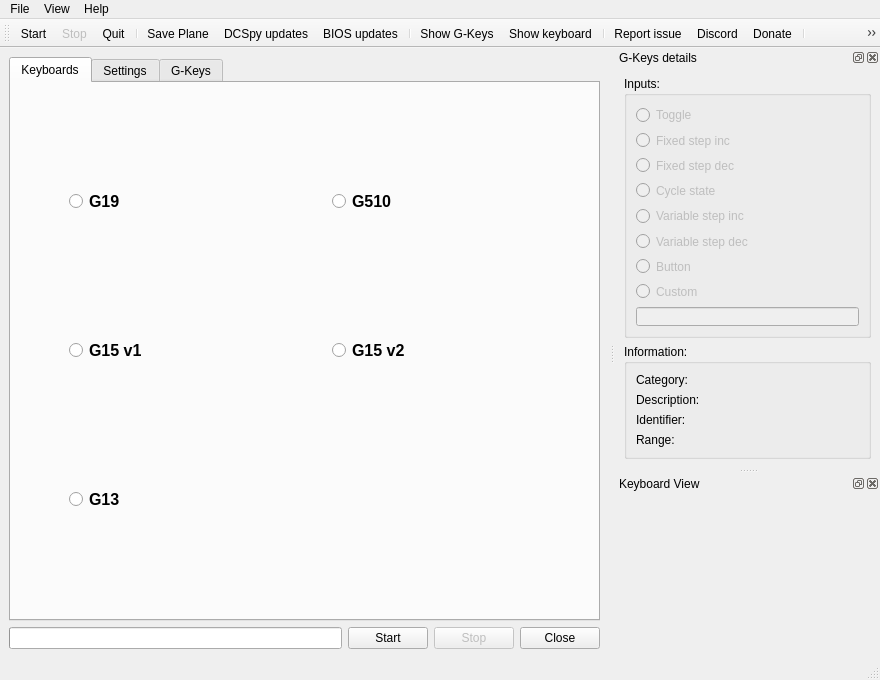
Old version of the form dcspy/ui/qtdcs.ui in the repository emcek/dcspy.
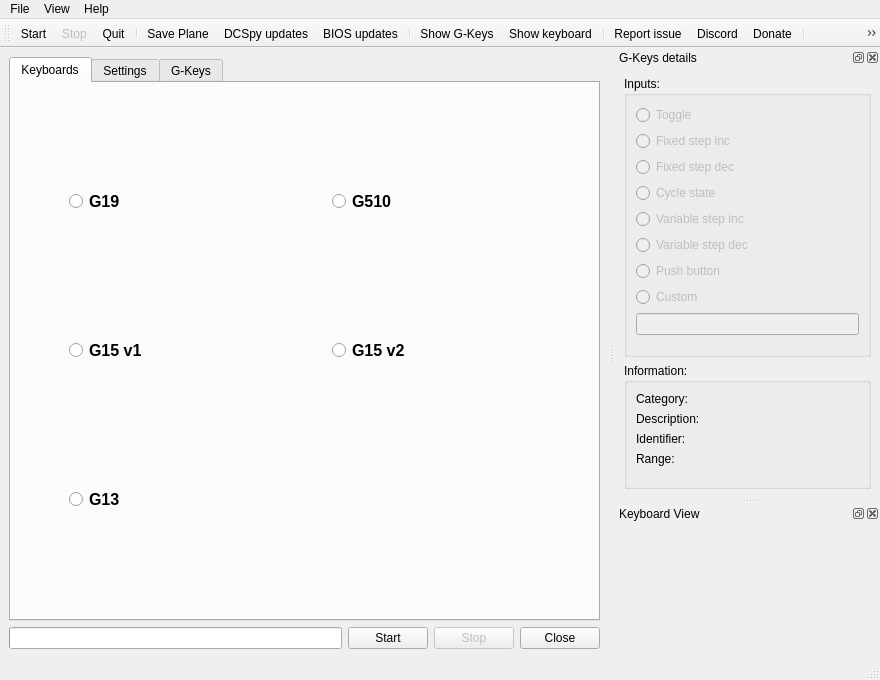
New version of the form. Icons and pictures are not drawn.

Commit message: add tooltip and make Gkey sidebar larger

```diff
--- a/dcspy/ui/qtdcs.ui
+++ b/dcspy/ui/qtdcs.ui
@@ -833,7 +833,7 @@
    <property name="minimumSize">
     <size>
      <width>265</width>
-     <height>420</height>
+     <height>450</height>
     </size>
    </property>
    <property name="maximumSize">
@@ -984,7 +984,7 @@
            <bool>false</bool>
           </property>
           <property name="text">
-           <string>Button</string>
+           <string>Push button</string>
           </property>
           <property name="icon">
            <iconset resource="../qtgui.qrc">
```
Left out of the diff: 3 changed lines with no effect on the pictures. The commit also changes 1 other file.
